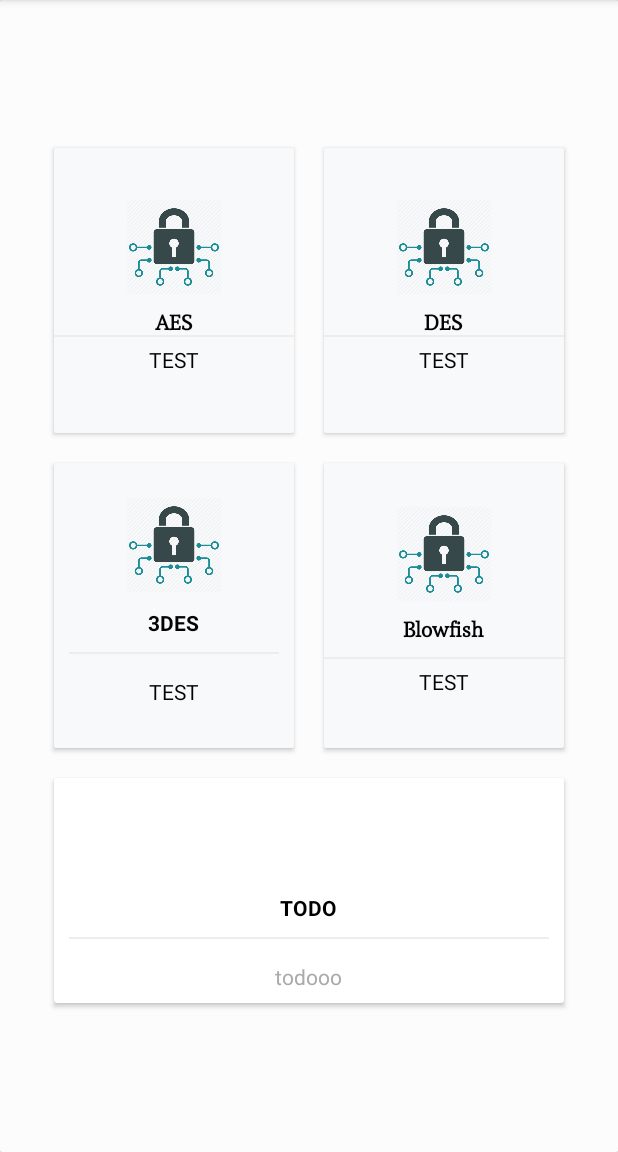
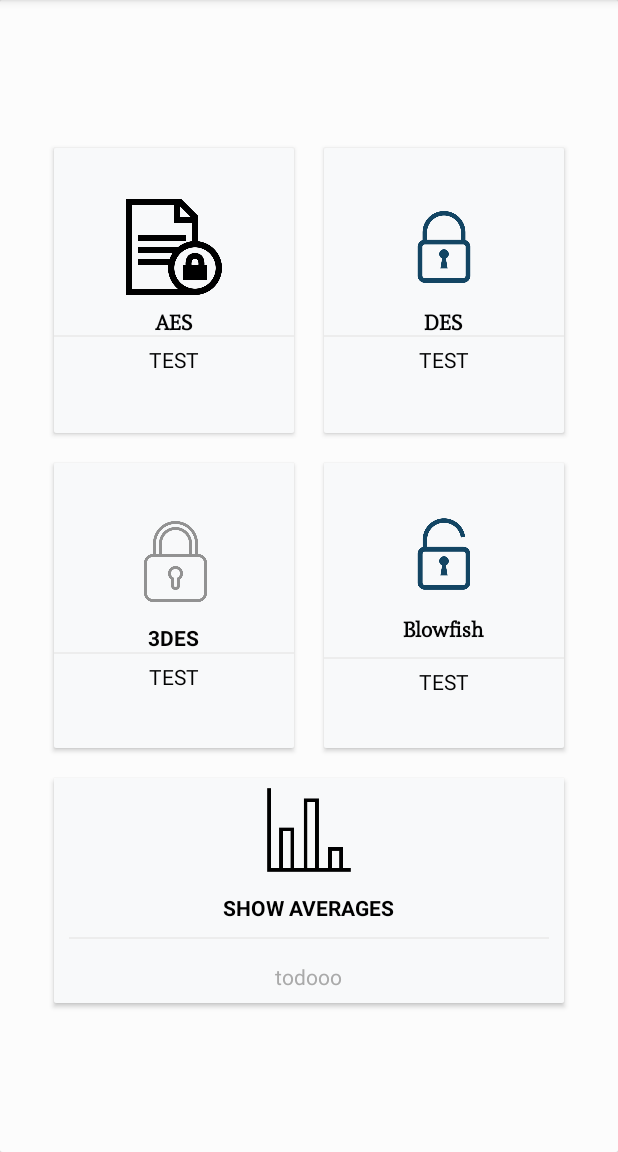
Before and after one commit to GresaDodaj/EncryptOperations, an Android app: the screen it shows after launch (MainActivity), on a phone screen of 412 x 824 dp, the part 84-1236 px from its top. Run offline under Robolectric (Android 15) with nearby library versions, the phone set to English and light mode, and no system bars; our stand-ins replace Firebase (no records; nobody signed in at launch, a user with empty details on screens opened directly).

Commit message:
Fixed the linking of activities

```diff
--- a/app/src/main/java/com/trying/myapplication/EncryptionAlgorithm.java
+++ b/app/src/main/java/com/trying/myapplication/EncryptionAlgorithm.java
@@ -62,9 +62,9 @@ public class EncryptionAlgorithm extends AppCompatActivity {
 
         final FirebaseFirestore database = FirebaseFirestore.getInstance();
         //DocumentReference _1kbRef = database.collection("myPhone").document("_1KB");
-        final CollectionReference dbAES = database.collection("Averages").document("avg").collection("AES");
-        final CollectionReference db3DES = database.collection("Averages").document("avg").collection("3DES");
-        final CollectionReference dbBLOWFISH = database.collection("Averages").document("avg").collection("BLOWFISH");
+        final CollectionReference dbAES = database.collection("overallAverage").document("avg").collection("AES");
+        final CollectionReference db3DES = database.collection("overallAverage").document("avg").collection("3DES");
+        final CollectionReference dbBLOWFISH = database.collection("overallAverage").document("avg").collection("BLOWFISH");
         final CollectionReference db_1KB_AES = database.collection("myPhone").document("_1KB").collection("AES");
         final CollectionReference db_1KB_3DES = database.collection("myPhone").document("_1KB").collection("3DES");
         final CollectionReference db_1KB_BLOWFISH = database.collection("myPhone").document("_1KB").collection("BLOWFISH");
--- a/app/src/main/java/com/trying/myapplication/MainActivity.java
+++ b/app/src/main/java/com/trying/myapplication/MainActivity.java
@@ -28,6 +28,8 @@ public class MainActivity extends AppCompatActivity {
         LinearLayout desButton = findViewById(R.id.btnDES);
         LinearLayout _3desButton = findViewById(R.id.btn3DES);
         LinearLayout blowfishButton = findViewById(R.id.btnBlowfish);
+        LinearLayout showChart = findViewById(R.id.showChart);
+
         aesButton.setOnClickListener(onClickListener);
         desButton.setOnClickListener(onClickListener);
         _3desButton.setOnClickListener(onClickListener);
@@ -36,6 +38,18 @@ public class MainActivity extends AppCompatActivity {
      /*  Intent intent = new Intent(MainActivity.this, EncryptionAlgorithm.class);
         intent.setFlags(Intent.FLAG_ACTIVITY_CLEAR_TOP);
         startActivity(intent);*/
+
+
+        showChart.setOnClickListener(new View.OnClickListener() {
+            @Override
+            public void onClick(View v) {
+
+                Intent intent = new Intent(MainActivity.this, Averages.class);
+                intent.setFlags(Intent.FLAG_ACTIVITY_CLEAR_TOP);
+                startActivity(intent);
+            }
+        });
+
     }
     //e kom deklaru qe me thirr te njejten kalse prej krejt butonave.. ne vend se me shkru des.setOnClickListener(new View.OnClickListener() {
     //            @Override
@@ -70,8 +84,11 @@ public class MainActivity extends AppCompatActivity {
 
             }
 
+
         }
     };
 
 
+
+
 }
--- a/app/src/main/res/layout/activity_encryption_algorithm.xml
+++ b/app/src/main/res/layout/activity_encryption_algorithm.xml
@@ -239,7 +239,7 @@
                     android:gravity="center"
                     android:padding="5dp"
                     android:shadowColor="#5BFFFFFF"
-                    android:text="AVERAGE"
+                    android:text="@string/average"
                     android:textAllCaps="false"
                     android:textColor="#030303"
                     android:textSize="12sp"
@@ -249,7 +249,8 @@
                     android:id="@+id/btnChart"
                     android:layout_width="match_parent"
                     android:layout_height="wrap_content"
-                    android:text="Button" />
+                    android:background="#C6F8F9FA"
+                    android:text="@string/show_chart" />
 
             </LinearLayout>
         </androidx.cardview.widget.CardView>
--- a/app/src/main/res/layout/activity_main.xml
+++ b/app/src/main/res/layout/activity_main.xml
@@ -45,7 +45,7 @@
                         android:id="@+id/btnAES1"
                         android:layout_width="64dp"
                         android:layout_height="64dp"
-                        android:background="@drawable/cipher_encryption"
+                        android:background="@drawable/security1"
                         android:contentDescription="@string/todo"
                         android:padding="10dp"
                         android:src="@drawable/ic_attach_money_black_24dp" />
@@ -97,7 +97,7 @@
                         android:id="@+id/btnDES1"
                         android:layout_width="64dp"
                         android:layout_height="64dp"
-                        android:background="@drawable/cipher_encryption"
+                        android:background="@drawable/lock1"
                         android:contentDescription="@string/todo"
                         android:padding="10dp"
                         android:src="@drawable/ic_attach_money_black_24dp" />
@@ -157,7 +157,7 @@
                     <ImageView
                         android:layout_width="64dp"
                         android:layout_height="64dp"
-                        android:background="@drawable/cipher_encryption"
+                        android:background="@drawable/lock2"
                         android:contentDescription="@string/todo"
                         android:padding="10dp"
                         android:src="@drawable/ic_attach_money_black_24dp" />
@@ -174,7 +174,6 @@
                     <View
                         android:layout_width="match_parent"
                         android:layout_height="1dp"
-                        android:layout_margin="10dp"
                         android:background="@color/lightgray" />
 
                     <TextView
@@ -208,7 +207,7 @@
                     <ImageView
                         android:layout_width="64dp"
                         android:layout_height="64dp"
-                        android:background="@drawable/cipher_encryption"
+                        android:background="@drawable/lock3"
                         android:contentDescription="@string/todo"
                         android:padding="10dp"
                         android:src="@drawable/ic_attach_money_black_24dp" />
@@ -261,15 +260,19 @@
 
                 <LinearLayout
 
+                    android:id="@+id/showChart"
                     android:layout_width="match_parent"
                     android:layout_height="match_parent"
+                    android:background="#F8F9FA"
+                    android:clickable="true"
                     android:gravity="center"
-                    android:orientation="vertical">
+                    android:orientation="vertical"
+                    android:focusable="true">
 
                     <ImageView
                         android:layout_width="64dp"
                         android:layout_height="64dp"
-                        android:background="@drawable/circlebackgroundpurple"
+                        android:background="@drawable/chart_icon"
                         android:contentDescription="@string/todo"
                         android:padding="10dp"
                         android:src="@drawable/ic_attach_money_black_24dp" />
@@ -279,7 +282,8 @@
                         android:layout_height="wrap_content"
                         android:layout_marginTop="10dp"
                         android:shadowColor="#00FFFDFD"
-                        android:text="@string/todo"
+                        android:text="@string/show_averages"
+                        android:textAllCaps="true"
                         android:textColor="#000000"
                         android:textColorHint="#050505"
                         android:textStyle="bold" />
--- a/app/src/main/res/values/strings.xml
+++ b/app/src/main/res/values/strings.xml
@@ -20,4 +20,8 @@
     <string name="encrypt">ENCRYPT</string>
     <string name="encryption_time">Encryption Time</string>
     <string name="_500kb">500kb</string>
+    <string name="show_averages">show averages</string>
+    <string name="average">AVERAGE</string>
+    <string name="show_chart">show chart</string>
+    <string name="show_my_average">show_my_average</string>
 </resources>
```
Also changed, not shown: app/src/main/java/com/trying/myapplication/Averages.java (+18 -9 lines), app/src/main/java/com/trying/myapplication/Charts.java (+11 -4 lines), app/src/main/java/com/trying/myapplication/myChart.java (+1 -14 lines), app/src/main/res/layout/activity_overall_average.xml (+74 -3 lines), app/src/main/res/drawable/chart_icon.png (added), app/src/main/res/drawable/lock1.png (added), app/src/main/res/drawable/lock2.png (added), app/src/main/res/drawable/lock3.png (added), app/src/main/res/drawable/security1.png (added).
